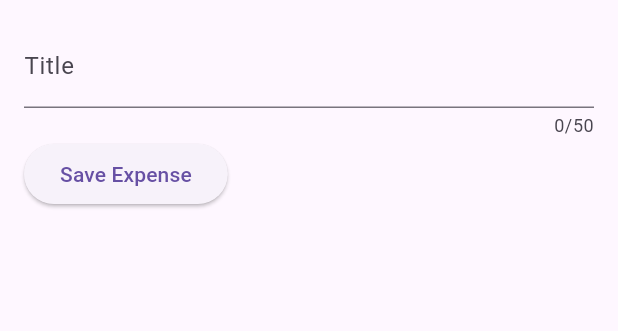
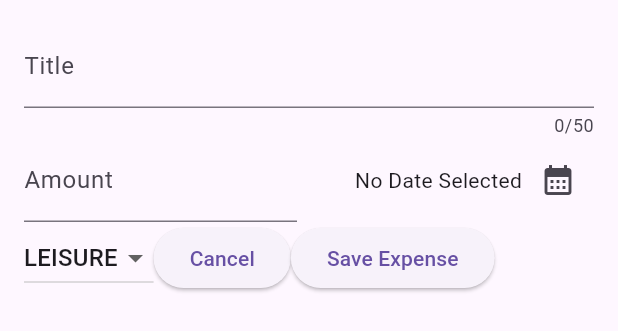
Before and after one commit to fmalik9/expense_tracker, a Flutter app: the NewExpense widget shown alone on an empty page, opened directly, on a phone screen of 412 x 824 dp. Shown: the top 331 px of the screen. Run offline on Flutter 3.47's test engine with Material 3 defaults, Android fonts, the phone set to English and light mode, and no system bars.

Commit message:
Added all variables and data

```diff
--- a/lib/widget/expenses.dart
+++ b/lib/widget/expenses.dart
@@ -1,4 +1,5 @@
 import 'package:expense_tracker/widget/expenses_list/expenses_list.dart';
+import 'package:expense_tracker/widget/new_expense.dart';
 import 'package:flutter/material.dart';
 
 import '../models/expense.dart';
@@ -16,7 +17,7 @@ class _ExpensesState extends State<Expenses> {
   void _openAddExpenseOverlay() {
     showModalBottomSheet(
       context: context,
-      builder: (ctx) => Text('My Modal'),
+      builder: (ctx) => NewExpense()
     );
   }
 
--- a/lib/widget/new_expense.dart
+++ b/lib/widget/new_expense.dart
@@ -1,53 +1,124 @@
+import 'package:expense_tracker/models/expense.dart';
 import 'package:flutter/material.dart';
+import 'package:intl/intl.dart';
 
-class NewExpense extends StatefulWidget {
+final formatter = DateFormat.yMd();
+
+class NewExpense extends StatefulWidget{
 const NewExpense({super.key});
 
   @override
   State<NewExpense> createState() {
-    // TODO: implement createState
     return _NewExpenseState();
   }
 }
 
-class _NewExpenseState extends State<NewExpense> {
+class _NewExpenseState extends State<NewExpense>{
   final _titleController = TextEditingController();
+  final _amountController = TextEditingController();
+  DateTime? _selectedDate;
+  Category _selectedCategory = Category.leisure;
+  void _presentDatePicker () async{
+    final now = DateTime.now();
+    final firstDate = DateTime(now.year -1, now.month, now.day);
+    final pickedDate = await showDatePicker(
+      context: context,
+      initialDate: now,
+      firstDate: firstDate,
+      lastDate: now);
+      setState((){
+        _selectedDate = pickedDate;
+      });
+  }
+
+
   @override
   void dispose() {
     _titleController.dispose();
+    _amountController.dispose();
     super.dispose();
   }
 
   @override
   Widget build(BuildContext context) {
-    return Padding(
+    return  Padding(
       padding: const EdgeInsets.all(16),
       child: Column(
         children: [
-          Row(
-            children: [
-              Expanded(
-                child: TextField(
+          TextField(
             controller: _titleController,
             maxLength: 50,
-                  keyboardType: TextInputType.name,
-                  decoration: InputDecoration(
+            keyboardType:TextInputType.name,
+            decoration: const InputDecoration(
               label: Text('Title'),
             ),
           ),
+          Row(
+            children:[
+              Expanded(
+                child: TextField(
+                  controller: _amountController,
+                  keyboardType:TextInputType.number,
+                    decoration: const InputDecoration(
+                    prefixText: '\$ ',
+                    label: Text('Amount'),
+                  ),
+                ),
+              ),
+              const SizedBox(width: 16),
+              Expanded(
+                child: Row(
+                  mainAxisAlignment: MainAxisAlignment.end,
+                  crossAxisAlignment: CrossAxisAlignment.center,
+                  children: [
+                    Text(_selectedDate == null ? 'No Date Selected' : formatter.format(_selectedDate!)),
+                    IconButton(
+                      onPressed: _presentDatePicker,
+                      icon: const Icon(Icons.calendar_month)
                     ),
                   ],
                 ),
+              ),
+            ]
+          ),
+
           Row(
-            children: [
+            children:[
+              DropdownButton(
+                value: _selectedCategory,
+                items: Category.values.map(
+                  (category) => DropdownMenuItem(
+                    value: category,
+                    child: Text(category.name.toUpperCase(),),),
+                ).toList(),
+                onChanged: (value){
+                  // print(value);
+                  if( value == null)
+                  {
+                    return;
+                  }
+                  setState((){
+                      _selectedCategory = value;
+                  });
+                }
+              ),
               ElevatedButton(
-                onPressed: () {
+                onPressed: (){
+                  Navigator.pop(context);
+                },
+                child:
+                const Text('Cancel'),
+              ),
+              ElevatedButton(
+                onPressed: (){
                   print(_titleController.text);
+                  print(_amountController.text);
                 },
-                child: Text('Save Expense'),
+                child:
+                const Text('Save Expense'),
+              ),
+            ],
           )
-            ],
-          ),
         ],
         ),
     );
```
Lines whose indentation alone changed are shown as unchanged.
